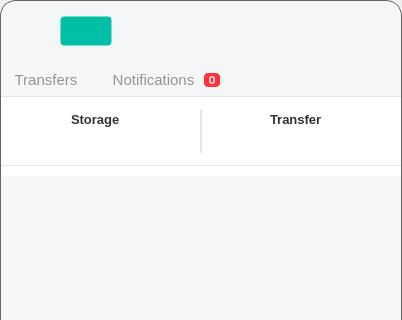
Before: the Qt Designer form src/MEGASync/gui/linux/InfoDialog.ui in meganz/MEGAsync, drawn with Qt 5; both pictures show x 0 to 402 and y 0 to 320 of the 402 by 564 pixel window.
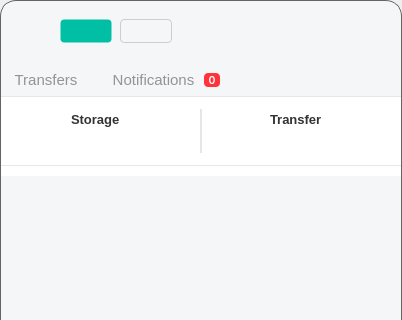
After: the same form once the commit is applied. Icons and pictures are not drawn. Custom widgets are drawn as their Qt base class.

Commit message: SNC-5182. Add a Create Sync button.

Diff of the .ui file:
```diff
--- a/src/MEGASync/gui/linux/InfoDialog.ui
+++ b/src/MEGASync/gui/linux/InfoDialog.ui
@@ -93,6 +93,33 @@
 #bUpgrade::disabled
 {
 background-color: #00BFA54D;
+}
+
+#bCreateSync
+{
+font-family: Inter;
+font-size: 12px;
+line-height: 18px;
+border: 1px solid #CDCDCD;
+border-radius: 4px;
+padding: 4px 8px;
+image-position: right;
+text-align: left;
+}
+
+#bCreateSync::hover
+{
+background-color: #FAFAFA;
+}
+
+#bCreateSync::pressed
+{
+background-color: #FFFFFF;
+}
+
+#bCreateSync::disabled
+{
+background-color: #FFFFFF;
 }</string>
   </property>
   <property name="sizeGripEnabled">
@@ -247,7 +274,7 @@
               </property>
               <layout class="QHBoxLayout" name="horizontalLayout">
                <property name="spacing">
-                <number>16</number>
+                <number>8</number>
                </property>
                <property name="leftMargin">
                 <number>15</number>
@@ -271,18 +298,34 @@
                  </property>
                 </widget>
                </item>
+               <item>
+                <spacer name="horizontalSpacer_16">
+                 <property name="orientation">
+                  <enum>Qt::Horizontal</enum>
+                 </property>
+                 <property name="sizeType">
+                  <enum>QSizePolicy::Fixed</enum>
+                 </property>
+                 <property name="sizeHint" stdset="0">
+                  <size>
+                   <width>8</width>
+                   <height>20</height>
+                  </size>
+                 </property>
+                </spacer>
+               </item>
                <item>
                 <widget class="QPushButton" name="bUpgrade">
                  <property name="minimumSize">
                   <size>
                    <width>0</width>
-                   <height>30</height>
+                   <height>24</height>
                   </size>
                  </property>
                  <property name="maximumSize">
                   <size>
                    <width>16777215</width>
-                   <height>30</height>
+                   <height>24</height>
                   </size>
                  </property>
                  <property name="cursor">
@@ -297,6 +340,37 @@
                  <property name="text">
                   <string/>
                  </property>
+                 <property name="flat">
+                  <bool>true</bool>
+                 </property>
+                </widget>
+               </item>
+               <item>
+                <widget class="QPushButton" name="bCreateSync">
+                 <property name="minimumSize">
+                  <size>
+                   <width>0</width>
+                   <height>24</height>
+                  </size>
+                 </property>
+                 <property name="maximumSize">
+                  <size>
+                   <width>16777215</width>
+                   <height>24</height>
+                  </size>
+                 </property>
+                 <property name="cursor">
+                  <cursorShape>PointingHandCursor</cursorShape>
+                 </property>
+                 <property name="mouseTracking">
+                  <bool>true</bool>
+                 </property>
+                 <property name="styleSheet">
+                  <string notr="true"/>
+                 </property>
+                 <property name="text">
+                  <string notr="true"/>
+                 </property>
                  <property name="icon">
                   <iconset resource="../Resources_linux.qrc">
                    <normaloff>:/images/star-spark.svg</normaloff>:/images/star-spark.svg</iconset>
```
Left out of the diff: 110 changed lines with no effect on the pictures. The commit also changes 25 other files.
